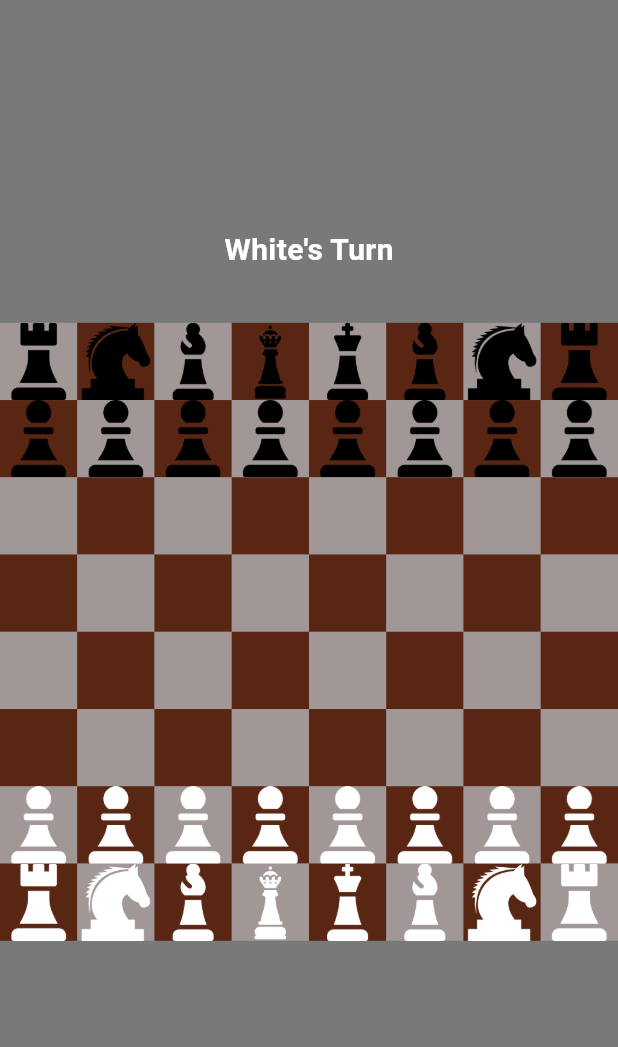
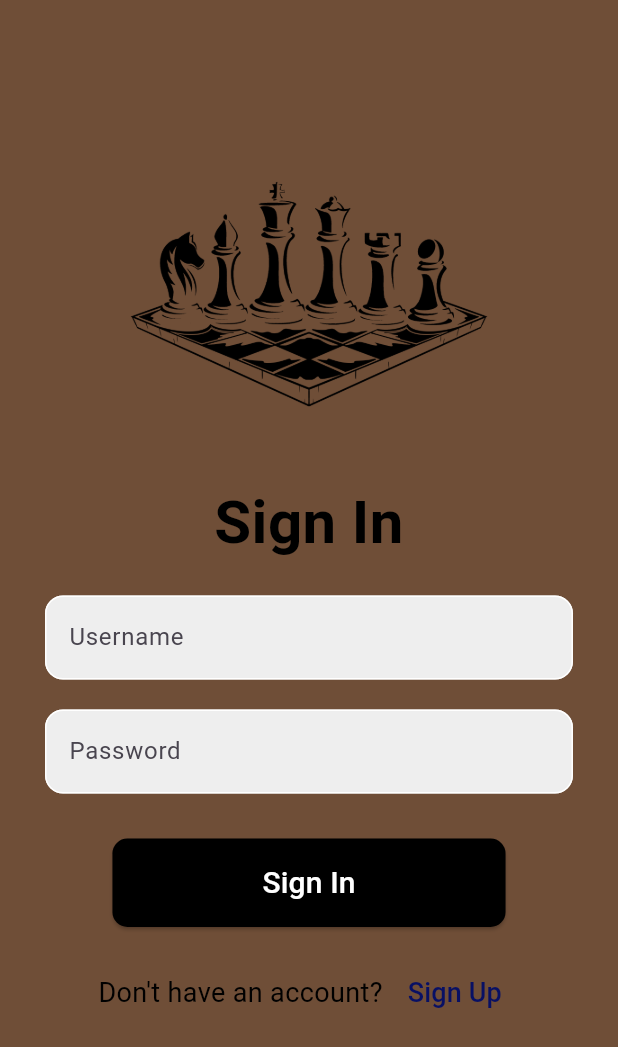
Before and after one commit to xufr5h/Chess-Game, a Flutter app: the screen it shows after launch, on a phone screen of 412 x 824 dp. Shown: the top 1047 px of the screen. Run offline on Flutter 3.47's test engine with Material 3 defaults, Android fonts, the phone set to English and light mode, and no system bars.

Commit message:
made the sign in page

```diff
--- /dev/null
+++ b/lib/components/textfield.dart
@@ -0,0 +1,42 @@
+import 'package:flutter/material.dart';
+
+class MyTextfield extends StatelessWidget {
+  final controller;
+  final String hintText;
+  final bool obscuretext;
+
+  const MyTextfield({
+    super.key,
+    required this.controller,
+    required this.hintText,
+    required this.obscuretext,
+    });
+
+  @override
+  Widget build(BuildContext context) {
+    return  Padding(
+      padding: const EdgeInsets.symmetric(horizontal: 30),
+      child: TextField(
+        controller: controller,
+        obscureText: obscuretext,
+        decoration: InputDecoration(
+          enabledBorder:  OutlineInputBorder(
+            borderRadius: BorderRadius.circular(12),
+            borderSide: BorderSide(
+              color: Colors.white,
+            ),
+          ),
+          focusedBorder: OutlineInputBorder(
+            borderRadius: BorderRadius.circular(12),
+            borderSide: BorderSide(
+              color: Colors.grey.shade400,
+            ),
+          ),
+          fillColor: Colors.grey.shade200,
+          filled: true,
+          hintText: hintText,
+        ),
+      ),
+    );
+  }
+}
--- a/lib/main.dart
+++ b/lib/main.dart
@@ -1,4 +1,5 @@
 import 'package:chess_app/chess_board.dart';
+import 'package:chess_app/sign_in.dart';
 import 'package:flutter/material.dart';
 
 void main() {
@@ -12,7 +13,7 @@ class MyApp extends StatelessWidget {
   Widget build(BuildContext context) {
     return const MaterialApp(
       debugShowCheckedModeBanner: false,
-      home: ChessBoard(),
+      home: SignIn.new(),
     );
   }
 }
--- /dev/null
+++ b/lib/sign_in.dart
@@ -0,0 +1,116 @@
+import 'package:chess_app/chess_board.dart';
+import 'package:chess_app/components/textfield.dart';
+import 'package:flutter/material.dart';
+
+class SignIn extends StatefulWidget {
+  const SignIn({super.key});
+
+  @override
+  State<SignIn> createState() => _SignInState();
+}
+
+class _SignInState extends State<SignIn> {
+  final usernameController = TextEditingController();
+  final passwordController = TextEditingController();
+
+  @override
+  void dispose() {
+    usernameController.dispose();
+    passwordController.dispose();
+    super.dispose();
+  }
+
+  @override
+  Widget build(BuildContext context) {
+    return Scaffold(
+      backgroundColor: const Color.fromARGB(255, 111, 78, 55),
+      body: SafeArea(
+        child: SingleChildScrollView(
+          child: Column(
+            children: [
+              const SizedBox(height: 20),
+              // logo
+              Center(
+                child: Image.asset(
+                  'lib/images/logo.png',
+                  height: 300,
+                  width: 300,
+                ),
+              ),
+              // Sign In Text
+              const Text(
+                'Sign In',
+                style: TextStyle(
+                  fontSize: 40,
+                  color: Colors.black,
+                  fontWeight: FontWeight.bold,
+                ),
+                textAlign: TextAlign.center,
+              ),
+
+              const SizedBox(height: 20),
+
+              // Username
+              MyTextfield(
+                controller: usernameController,
+                hintText: "Username",
+                obscuretext: false,
+              ),
+
+              const SizedBox(height: 20),
+
+              // Password
+              MyTextfield(
+                controller: passwordController,
+                hintText: "Password",
+                obscuretext: true,
+              ),
+
+              const SizedBox(height: 30),
+
+              // Sign in button
+              ElevatedButton(
+                onPressed: () {
+                  Navigator.push(context, MaterialPageRoute(builder: (context) => const ChessBoard()));
+                },
+                style: ElevatedButton.styleFrom(
+                  backgroundColor: Colors.black,
+                  padding: const EdgeInsets.symmetric(horizontal: 100, vertical: 15),
+                  shape: RoundedRectangleBorder(
+                    borderRadius: BorderRadius.circular(10)
+                  )
+                ),
+                child: const Text("Sign In",
+                  style: TextStyle(fontSize: 20, color: Colors.white),
+                ),
+              ),
+
+              // Sign Up Text
+              const SizedBox(height: 20),
+              Row(
+                mainAxisAlignment: MainAxisAlignment.center,
+                crossAxisAlignment: CrossAxisAlignment.center,
+                children: [
+                  const Text('Don\'t have an account? ',
+                    style: TextStyle(fontSize: 18, color: Colors.black),
+                  ),
+                  TextButton(
+                    onPressed: (){
+                      Navigator.push(context,
+                        MaterialPageRoute(builder: (context) => const SignIn())
+                      );
+                    },
+                    child: const Text(
+                      'Sign Up',
+                      style: TextStyle(fontSize: 18, color: Color.fromARGB(255, 8, 16, 100)),
+                    ),
+                  ),
+                ],
+              )
+            ],
+          ),
+        ),
+      ),
+    );
+  }
+}
--- a/pubspec.yaml
+++ b/pubspec.yaml
@@ -65,6 +65,7 @@ flutter:
   - lib/images/pawn.png
   - lib/images/queen.png
   - lib/images/rook.png
+  - lib/images/logo.png
 
   # An image asset can refer to one or more resolution-specific "variants", see
   # https://flutter.dev/to/resolution-aware-images
```
Also changed, not shown: lib/images/logo.png (added).
